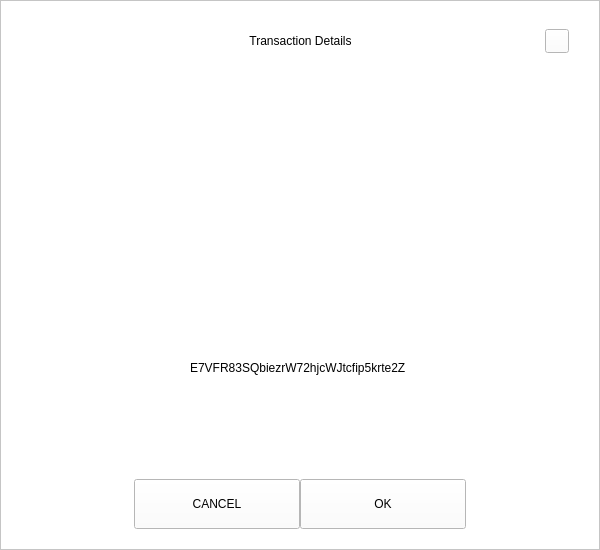
Qt form src/qt/pengolincoin/forms/receivedialog.ui (pengolincoin/PengolinCoin-Core) before a commit.
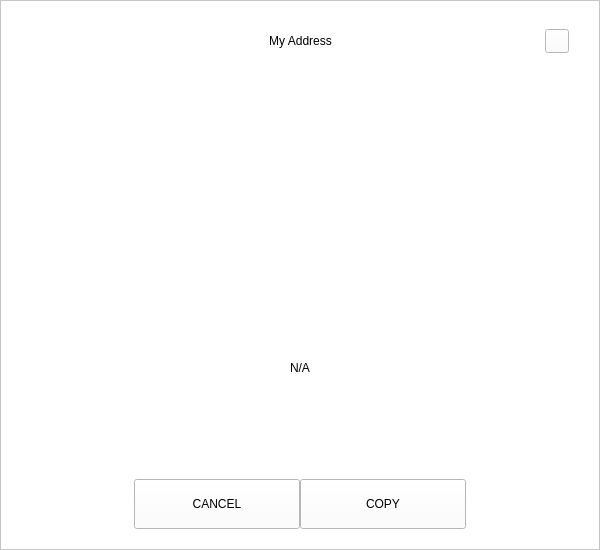
The same form after that commit.

The edit to the form file:
```diff
--- a/src/qt/pengolincoin/forms/receivedialog.ui
+++ b/src/qt/pengolincoin/forms/receivedialog.ui
@@ -92,7 +92,7 @@
            <string notr="true">padding-left:24px;</string>
           </property>
           <property name="text">
-           <string>Transaction Details</string>
+           <string>My Address</string>
           </property>
           <property name="alignment">
            <set>Qt::AlignCenter</set>
@@ -196,7 +196,7 @@
       <item alignment="Qt::AlignHCenter">
        <widget class="QLabel" name="labelAddress">
         <property name="text">
-         <string>E7VFR83SQbiezrW72hjcWJtcfip5krte2Z </string>
+         <string notr="true">N/A</string>
         </property>
        </widget>
       </item>
@@ -265,7 +265,7 @@
            <enum>Qt::NoFocus</enum>
           </property>
           <property name="text">
-           <string>OK</string>
+           <string>COPY</string>
           </property>
          </widget>
         </item>
```
